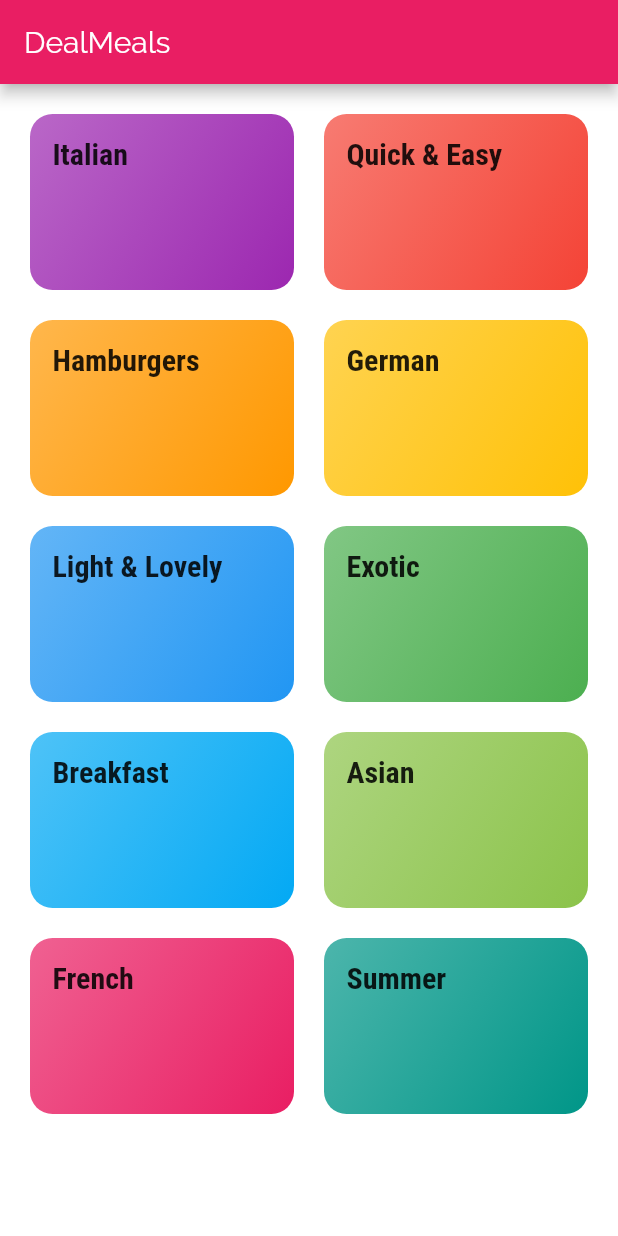
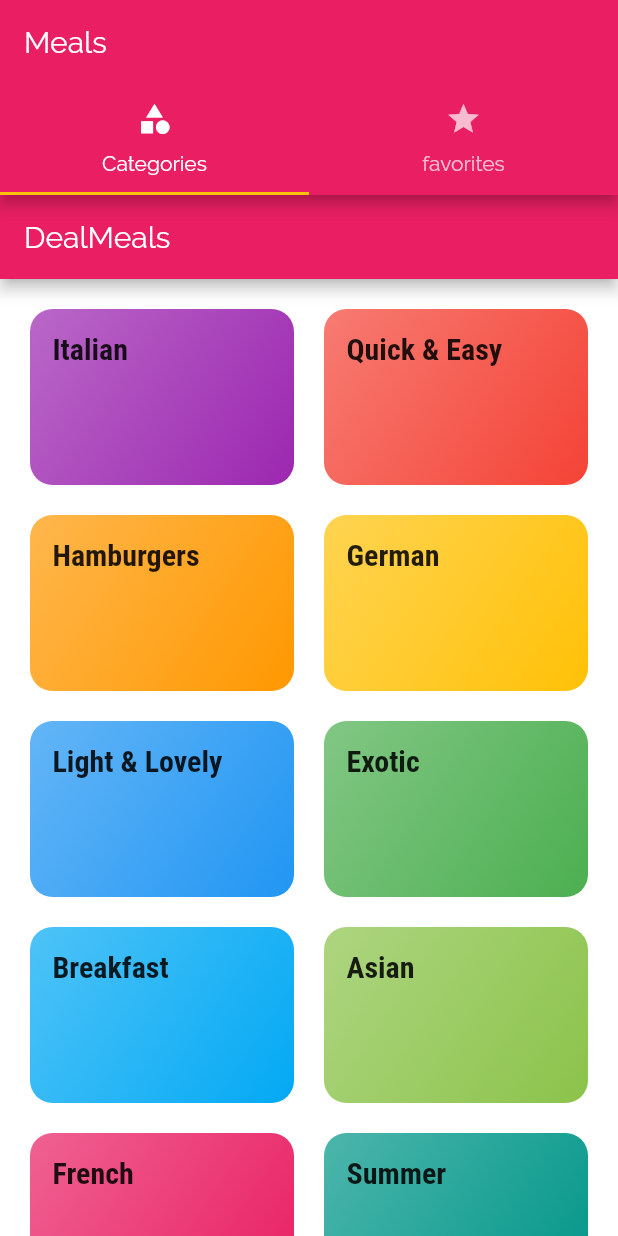
Before and after one commit to k906506/2021-Summer-Flutter-Study, a Flutter app: the screen it shows after launch, on a phone screen of 412 x 824 dp. Run offline on Flutter 3.47's test engine with Material 2 defaults, Android fonts, the phone set to English and light mode, and no system bars.

Commit message:
TabBar 구현

```diff
--- a/mythirdflutterapp/lib/main.dart
+++ b/mythirdflutterapp/lib/main.dart
@@ -2,6 +2,7 @@ import 'package:flutter/material.dart';
 import 'screens/meal_detail_screen.dart';
 import 'screens/category_meals_screen.dart';
 import 'screens/category_screen.dart';
+import 'screens/tap_screen.dart';
 
 void main() {
   return runApp(MyApp());
@@ -33,7 +34,7 @@ class MyApp extends StatelessWidget {
       ),
       initialRoute: '/',
       routes: {
-        '/': (ctx) => CategoriesScreen(),
+        '/': (ctx) => TapScreen(),
         CategoryMealsScreen.routeName: (ctx) => CategoryMealsScreen(),
         MealDetailScreen.routeName: (ctx) => MealDetailScreen(),
       },
--- /dev/null
+++ b/mythirdflutterapp/lib/screens/favorites_screen.dart
@@ -0,0 +1,10 @@
+import 'package:flutter/material.dart';
+
+class FavoritesScreen extends StatelessWidget {
+  @override
+  Widget build(BuildContext context) {
+    return Center(
+      child : Text("The Favorites"),
+    );
+  }
+}
--- /dev/null
+++ b/mythirdflutterapp/lib/screens/tap_screen.dart
@@ -0,0 +1,44 @@
+import 'package:flutter/material.dart';
+import 'category_screen.dart';
+import 'favorites_screen.dart';
+
+class TapScreen extends StatefulWidget {
+  @override
+  _TapScreenState createState() => _TapScreenState();
+}
+
+class _TapScreenState extends State<TapScreen> {
+  @override
+  Widget build(BuildContext context) {
+    return DefaultTabController(
+      length: 2,
+      child: Scaffold(
+        appBar: AppBar(
+          title: Text("Meals"),
+          bottom: TabBar(
+            tabs: <Widget>[
+              Tab(
+                icon: Icon(
+                  Icons.category,
+                ),
+                text: "Categories",
+              ),
+              Tab(
+                icon: Icon(
+                  Icons.star,
+                ),
+                text: "favorites",
+              ),
+            ],
+          ),
+        ),
+        body: TabBarView(
+          children: <Widget>[
+            CategoriesScreen(),
+            FavoritesScreen(),
+          ],
+        ),
+      ),
+    );
+  }
+}
```
